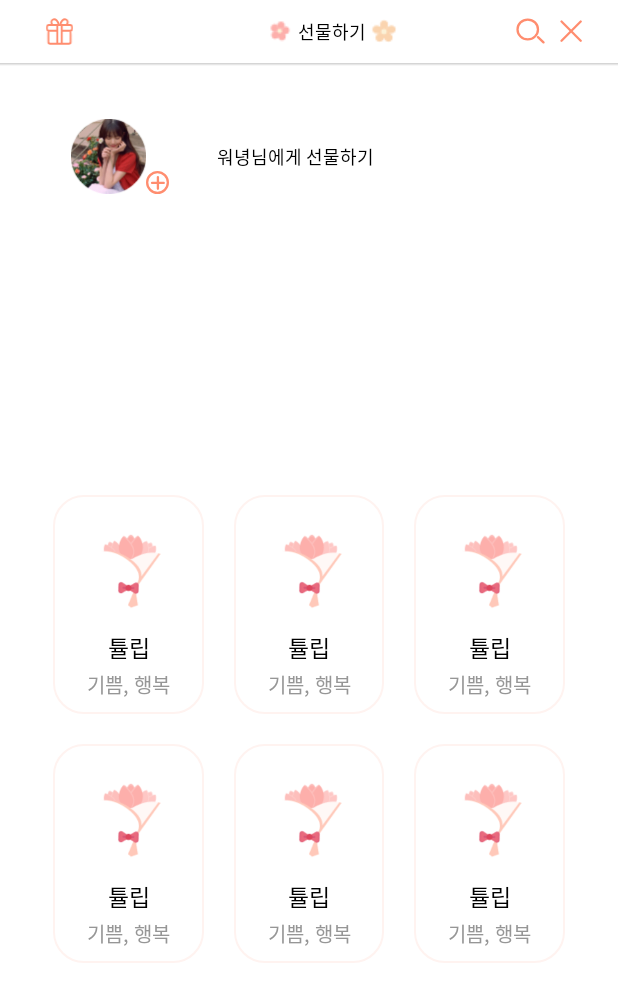
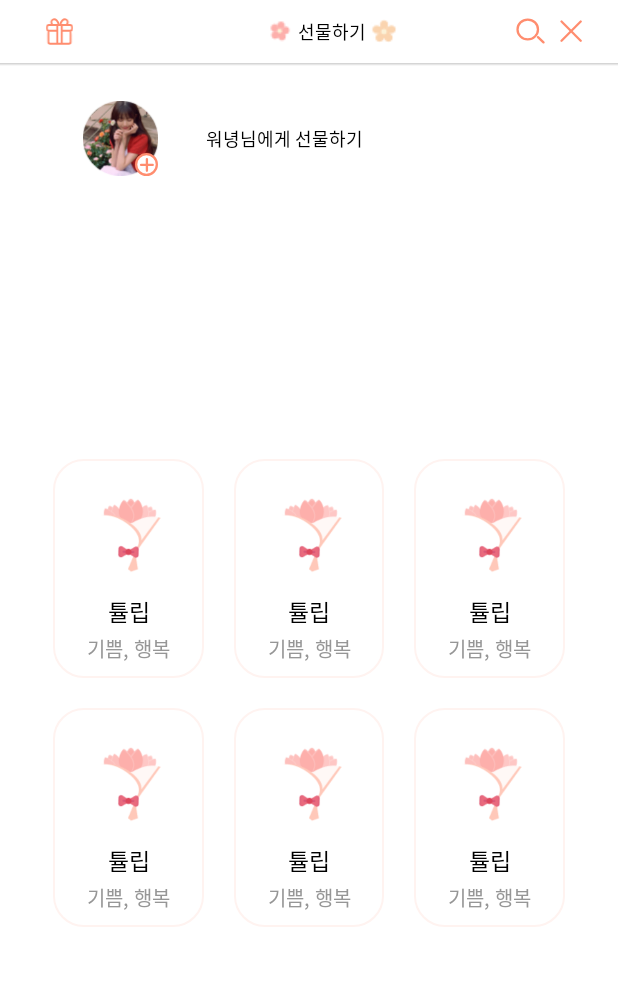
Before and after one commit to SOLUX-APP1-FLORY/Flory-Android, an Android app: the layout activity_gift_selectbouquet.xml on its own in the app's theme, with its tools: preview values and no code run, on a phone screen of 412 x 824 dp. Shown: the top 1002 px of the screen. Run offline under Robolectric (Android 15) with nearby library versions, the phone set to English and light mode, and no system bars.

Commit message:
feat: 꽃 선물하기 페이지 이웃 리사이클러뷰 구현

```diff
--- a/app/src/main/res/layout/activity_gift_selectbouquet.xml
+++ b/app/src/main/res/layout/activity_gift_selectbouquet.xml
@@ -40,6 +40,7 @@
             app:layout_constraintTop_toTopOf="parent" />
 
         <LinearLayout
+            android:id="@+id/linearLayout"
             android:layout_width="wrap_content"
             android:layout_height="wrap_content"
             android:layout_marginStart="80dp"
@@ -77,20 +78,21 @@
         app:layout_constraintTop_toBottomOf="@id/cl_selectbouquet_header" />
 
     <LinearLayout
+        android:id="@+id/linearLayout2"
         android:layout_width="wrap_content"
         android:layout_height="70dp"
+        android:layout_marginEnd="100dp"
         android:gravity="center_vertical"
         app:layout_constraintBottom_toTopOf="@+id/cl_gift_selectneighbors"
         app:layout_constraintEnd_toEndOf="parent"
         app:layout_constraintStart_toStartOf="parent"
-        app:layout_constraintTop_toBottomOf="@+id/cl_selectbouquet_header"
-        android:layout_marginEnd="100dp">
+        app:layout_constraintTop_toBottomOf="@+id/cl_selectbouquet_header">
 
-        <LinearLayout
+        <FrameLayout
             android:layout_width="wrap_content"
             android:layout_height="wrap_content"
-            android:gravity="bottom"
-            >
+            android:gravity="bottom">
+
             <ImageView
                 android:id="@+id/iv_gift_image"
                 android:layout_width="50dp"
@@ -106,9 +108,9 @@
                 android:id="@+id/imageView"
                 android:layout_width="wrap_content"
                 android:layout_height="wrap_content"
-                android:layout_weight="1"
+                android:layout_gravity="bottom|end"
                 app:srcCompat="@drawable/ic_add" />
-        </LinearLayout>
+        </FrameLayout>
 
         <LinearLayout
             android:layout_width="150dp"
@@ -123,14 +125,14 @@
                 android:id="@+id/tv_selectneighbor_name"
                 android:layout_width="wrap_content"
                 android:layout_height="wrap_content"
-                android:text="워녕님"
+                android:text="워녕"
                 android:textAppearance="@style/TextAppearance.title3" />
 
             <TextView
                 android:id="@+id/tv_selectneighbor_info"
                 android:layout_width="wrap_content"
                 android:layout_height="wrap_content"
-                android:text="에게 선물하기"
+                android:text="님에게 선물하기"
                 android:textAppearance="@style/TextAppearance.title3" />
         </LinearLayout>
     </LinearLayout>
@@ -139,7 +141,7 @@
         android:id="@+id/cl_gift_selectneighbors"
         android:layout_width="match_parent"
         android:layout_height="500dp"
-        android:layout_marginTop="124dp"
+        android:layout_marginTop="100dp"
         android:paddingHorizontal="15dp"
         android:paddingVertical="10dp"
         app:layout_constraintEnd_toEndOf="parent"
--- a/app/src/main/res/layout/activity_gift_selectneighbor.xml
+++ b/app/src/main/res/layout/activity_gift_selectneighbor.xml
@@ -149,8 +149,10 @@
 
         <androidx.recyclerview.widget.RecyclerView
             android:id="@+id/rv_gift_sendneighbor"
-            android:layout_width="0dp"
+            android:layout_width="match_parent"
             android:layout_height="wrap_content"
+            android:layout_marginHorizontal="10dp"
+            android:layout_marginBottom="14dp"
             android:orientation="vertical"
             app:layoutManager="androidx.recyclerview.widget.LinearLayoutManager"
             app:layout_constraintBottom_toBottomOf="parent"
@@ -164,7 +166,7 @@
         android:id="@+id/cl_selectneighbor_confirm"
         android:layout_width="350dp"
         android:layout_height="30dp"
-        android:layout_marginBottom="100dp"
+        android:layout_marginBottom="120dp"
         android:background="@drawable/shape_peach4_radius30_peach1_stroke"
         app:layout_constraintBottom_toBottomOf="parent"
         app:layout_constraintEnd_toEndOf="parent"
```
Also changed, not shown: app/src/main/java/com/solux/flory/presentation/gift/send/SelectBouquetActivity.kt (+13 -0 lines), app/src/main/java/com/solux/flory/presentation/gift/send/SelectneighborActivity.kt (+26 -5 lines), app/src/main/java/com/solux/flory/presentation/gift/send/SelectneighborAdapter.kt (added, +53 -0 lines), app/src/main/java/com/solux/flory/presentation/gift/send/SelectneighborViewHolder.kt (added, +30 -0 lines), app/src/main/res/layout/fragment_followcancel_dialog.xml (+6 -4 lines), app/src/main/res/layout/item_gift_selectneighbors.xml (+8 -5 lines).
